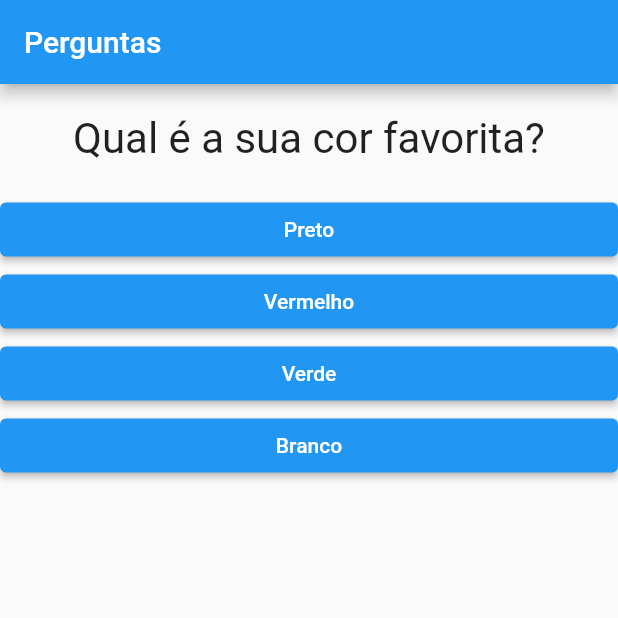
After one commit to andersonmmendes/curso-flutter-perguntas, a Flutter app: the screen it shows after launch, on a phone screen of 412 x 824 dp, the top half of it. The commit adds this screen. Run offline on Flutter 3.47's test engine with Material 2 defaults, Android fonts, the phone set to English and light mode, and no system bars.

Commit message:
Aula 61 - Finalizada

```diff
--- a/lib/main.dart
+++ b/lib/main.dart
@@ -1,7 +1,6 @@
 import 'package:flutter/material.dart';
-import 'package:projeto_perguntas/resposta.dart';
+import 'package:projeto_perguntas/questionario.dart';
 import 'package:projeto_perguntas/resultado.dart';
-import './questao.dart';
 
 main() {
   runApp(PerguntaApp());
@@ -38,21 +37,16 @@ class _PerguntaAppState extends State<PerguntaApp> {
 
   @override
   Widget build(BuildContext context) {
-    List<String> respostas = temPerguntaSelecionada
-        ? _perguntas[_perguntaSelecionada].cast()['respostas']
-        : [];
-
     return MaterialApp(
       home: Scaffold(
         appBar: AppBar(
           title: Text('Perguntas'),
         ),
         body: temPerguntaSelecionada
-            ? Column(
-                children: [
-                  Questao(_perguntas[_perguntaSelecionada]['texto'].toString()),
-                  ...respostas.map((t) => Resposta(t, _responder)).toList(),
-                ],
+            ? Questionario(
+                perguntaSelecionada: _perguntaSelecionada,
+                perguntas: _perguntas,
+                responder: _responder,
               )
             : const Resultado(),
       ),
--- /dev/null
+++ b/lib/questionario.dart
@@ -0,0 +1,34 @@
+import 'package:flutter/material.dart';
+import 'package:projeto_perguntas/questao.dart';
+import 'package:projeto_perguntas/resposta.dart';
+
+class Questionario extends StatelessWidget {
+  final int perguntaSelecionada;
+  final List<Map<String, Object>> perguntas;
+  final void Function() responder;
+
+  const Questionario({
+    Key? key,
+    required this.perguntaSelecionada,
+    required this.perguntas,
+    required this.responder,
+  }) : super(key: key);
+
+  bool get temPerguntaSelecionada {
+    return perguntaSelecionada < perguntas.length;
+  }
+
+  @override
+  Widget build(BuildContext context) {
+    List<String> respostas = temPerguntaSelecionada
+        ? perguntas[perguntaSelecionada].cast()['respostas']
+        : [];
+
+    return Column(
+      children: [
+        Questao(perguntas[perguntaSelecionada]['texto'].toString()),
+        ...respostas.map((t) => Resposta(t, responder)).toList(),
+      ],
+    );
+  }
+}
```
